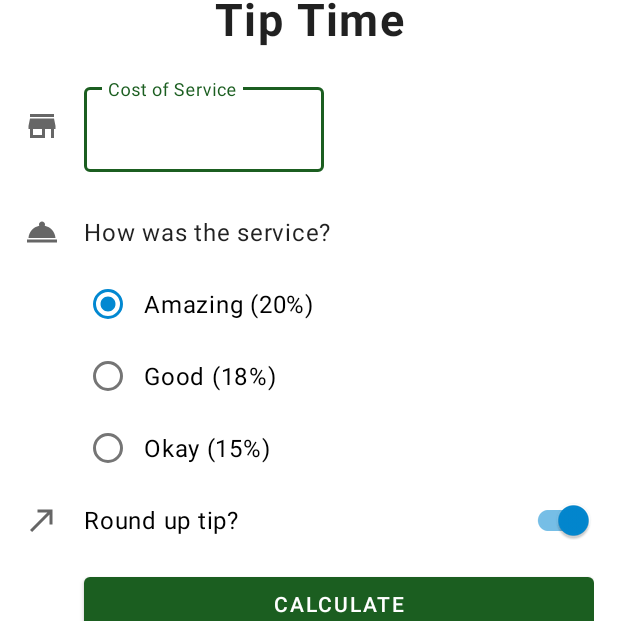
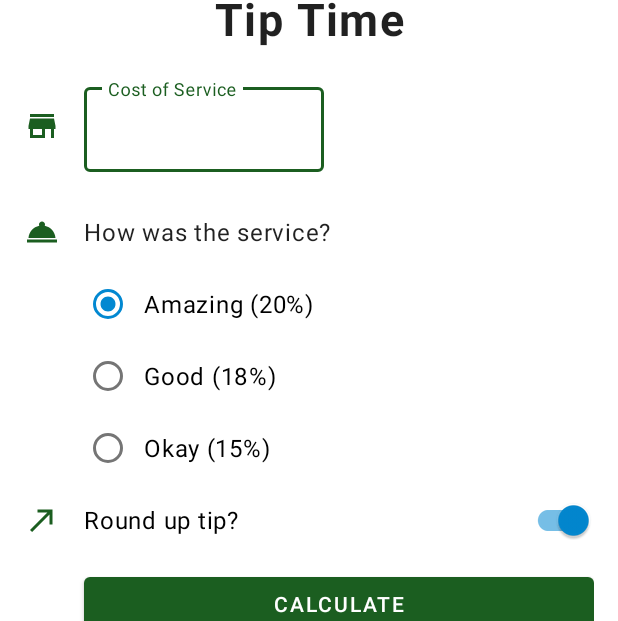
Before and after one commit to JellyRollJunior/kotlin-journal-app, an Android app: the TipCalculator screen opened directly, with no data from a screen before it, on a phone screen of 412 x 824 dp. Shown: the part 125-746 px from the top of the screen. Run offline under Robolectric (Android 15) with nearby library versions, the phone set to English and light mode, and no system bars.

Commit message:
Change icon tint to primary color. Close keyboard on pressing enter.

```diff
--- a/app/src/main/res/drawable/ic_round_up.xml
+++ b/app/src/main/res/drawable/ic_round_up.xml
@@ -3,7 +3,7 @@
     android:height="24dp"
     android:viewportWidth="24"
     android:viewportHeight="24"
-    android:tint="?attr/colorControlNormal"
+    android:tint="?attr/colorPrimary"
     android:autoMirrored="true">
   <path
       android:fillColor="@android:color/white"
--- a/app/src/main/res/drawable/ic_service.xml
+++ b/app/src/main/res/drawable/ic_service.xml
@@ -3,7 +3,7 @@
     android:height="24dp"
     android:viewportWidth="24"
     android:viewportHeight="24"
-    android:tint="?attr/colorControlNormal">
+    android:tint="?attr/colorPrimary">
   <path
       android:fillColor="@android:color/white"
       android:pathData="M2,17h20v2L2,19zM13.84,7.79c0.1,-0.24 0.16,-0.51 0.16,-0.79 0,-1.1 -0.9,-2 -2,-2s-2,0.9 -2,2c0,0.28 0.06,0.55 0.16,0.79C6.25,8.6 3.27,11.93 3,16h18c-0.27,-4.07 -3.25,-7.4 -7.16,-8.21z"/>
--- a/app/src/main/res/drawable/ic_store.xml
+++ b/app/src/main/res/drawable/ic_store.xml
@@ -3,7 +3,7 @@
     android:height="24dp"
     android:viewportWidth="24"
     android:viewportHeight="24"
-    android:tint="?attr/colorControlNormal">
+    android:tint="?attr/colorPrimary">
   <path
       android:fillColor="@android:color/white"
       android:pathData="M20,4L4,4v2h16L20,4zM21,14v-2l-1,-5L4,7l-1,5v2h1v6h10v-6h4v6h2v-6h1zM12,18L6,18v-4h6v4z"/>
--- a/app/src/main/res/layout/activity_tip_calculator.xml
+++ b/app/src/main/res/layout/activity_tip_calculator.xml
@@ -1,7 +1,13 @@
 <?xml version="1.0" encoding="utf-8"?>
-<androidx.constraintlayout.widget.ConstraintLayout xmlns:android="http://schemas.android.com/apk/res/android"
+
+<ScrollView xmlns:android="http://schemas.android.com/apk/res/android"
     xmlns:app="http://schemas.android.com/apk/res-auto"
     xmlns:tools="http://schemas.android.com/tools"
+    android:layout_width="match_parent"
+    android:layout_height="match_parent">
+
+    <androidx.constraintlayout.widget.ConstraintLayout
+
         android:layout_width="match_parent"
         android:layout_height="match_parent"
         android:padding="16dp"
@@ -25,8 +31,8 @@
             android:layout_width="wrap_content"
             android:layout_height="wrap_content"
             android:importantForAccessibility="no"
+            app:layout_constraintBottom_toBottomOf="@+id/cost_of_service"
             app:layout_constraintStart_toStartOf="parent"
-        app:layout_constraintBottom_toBottomOf="@+id/cost_of_service"
             app:layout_constraintTop_toTopOf="@+id/cost_of_service"
             app:srcCompat="@drawable/ic_store" />
 
@@ -34,9 +40,9 @@
             android:id="@+id/cost_of_service"
             android:layout_width="160dp"
             android:layout_height="wrap_content"
+            android:layout_marginStart="16dp"
+            android:layout_marginTop="16dp"
             android:hint="@string/cost_of_service"
-        android:layout_marginTop="16dp"
-        android:layout_marginStart="16dp"
             app:layout_constraintStart_toEndOf="@+id/icon_cost_of_service"
             app:layout_constraintTop_toBottomOf="@id/tip_time">
 
@@ -62,9 +68,9 @@
             style="@style/Widget.TipTime.TextView"
             android:layout_width="wrap_content"
             android:layout_height="wrap_content"
-        android:text="@string/how_was_the_service"
             android:layout_marginStart="16dp"
             android:layout_marginTop="16dp"
+            android:text="@string/how_was_the_service"
             app:layout_constraintStart_toEndOf="@+id/icon_service_question"
             app:layout_constraintTop_toBottomOf="@id/cost_of_service" />
 
@@ -121,8 +127,8 @@
             android:id="@+id/calculate_button"
             android:layout_width="0dp"
             android:layout_height="wrap_content"
+            android:layout_marginTop="8dp"
             android:text="@string/calculate"
-        android:layout_marginTop="8dp"
             app:layout_constraintEnd_toEndOf="parent"
             app:layout_constraintStart_toStartOf="@+id/round_up_switch"
             app:layout_constraintTop_toBottomOf="@id/round_up_switch" />
@@ -132,11 +138,12 @@
             style="@style/Widget.TipTime.TextView"
             android:layout_width="wrap_content"
             android:layout_height="wrap_content"
+            android:layout_marginTop="8dp"
             android:text="@string/tip_amount"
-        tools:text="Tip Amount: $10"
-        android:layout_marginTop="8dp"
             app:layout_constraintEnd_toEndOf="parent"
-        app:layout_constraintTop_toBottomOf="@id/calculate_button" />
-
+            app:layout_constraintTop_toBottomOf="@id/calculate_button"
+            tools:text="Tip Amount: $10" />
 
     </androidx.constraintlayout.widget.ConstraintLayout>
+
+</ScrollView>
```
Also changed, not shown: app/src/main/java/com/example/kotlinjournal/MainActivity.kt (+18 -0 lines). Lines whose indentation alone changed are shown as unchanged.
